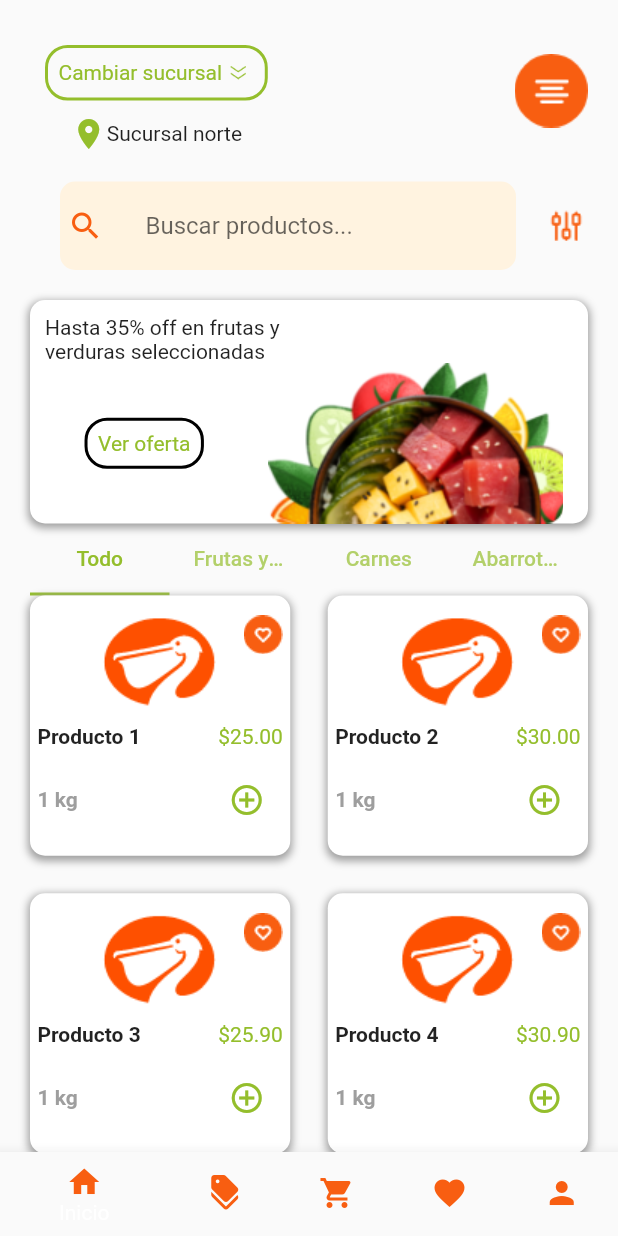
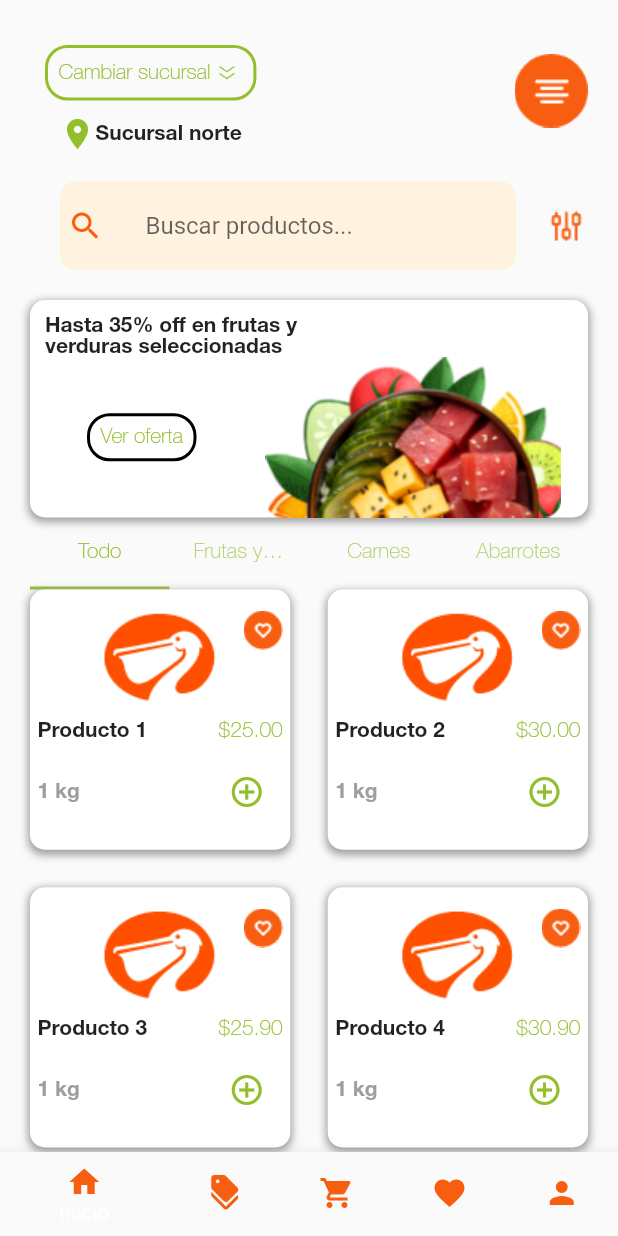
Before and after one commit to SebassER158/lacomer, a Flutter app: the screen it shows after launch, after a tap on "Iniciar sesion", on a phone screen of 412 x 824 dp. Run offline on Flutter 3.47's test engine with Material 2 defaults, Android fonts, the phone set to English and light mode, and no system bars.

Commit message:
Cambio de tipografia

```diff
--- a/lib/homescreen.dart
+++ b/lib/homescreen.dart
@@ -31,24 +31,28 @@ class _HomeScreenState extends State<HomeScreen>
     const Tab(
       child: Text(
         'Todo',
+        style: TextStyle(fontFamily: 'Helvetica Neue',),
         overflow: TextOverflow.ellipsis,
       ),
     ),
     const Tab(
       child: Text(
         'Frutas y verduras',
+        style: TextStyle(fontFamily: 'Helvetica Neue',),
         overflow: TextOverflow.ellipsis,
       ),
     ),
     const Tab(
       child: Text(
         'Carnes',
+        style: TextStyle(fontFamily: 'Helvetica Neue',),
         overflow: TextOverflow.ellipsis,
       ),
     ),
     const Tab(
       child: Text(
         'Abarrotes',
+        style: TextStyle(fontFamily: 'Helvetica Neue',),
         overflow: TextOverflow.ellipsis,
       ),
     ),
@@ -58,7 +62,7 @@ class _HomeScreenState extends State<HomeScreen>
   void initState() {
     super.initState();
     _tabController =
-        TabController(length: 4, vsync: this); // 3 es el número de pestañas
+        TabController(length: 4, vsync: this);
   }
 
   @override
@@ -92,7 +96,7 @@ class _HomeScreenState extends State<HomeScreen>
                           children: [
                             const Text(
                               "Cambiar sucursal",
-                              style: TextStyle(color: Color(0xff94be2c)),
+                              style: TextStyle(color: Color(0xff94be2c), fontFamily: 'Helvetica Neue'),
                             ),
                             Container(
                                 padding: const EdgeInsets.all(5),
@@ -109,7 +113,7 @@ class _HomeScreenState extends State<HomeScreen>
                             Icons.location_on,
                             color: Color(0xff94be2c),
                           ),
-                          Text("Sucursal norte"),
+                          Text("Sucursal norte", style: TextStyle(fontWeight: FontWeight.bold, fontFamily: 'Helvetica Neue'),),
                         ],
                       )
                     ],
@@ -148,10 +152,10 @@ class _HomeScreenState extends State<HomeScreen>
                   borderRadius: BorderRadius.circular(10),
                   boxShadow: const [
                     BoxShadow(
-                      color: Colors.grey, // Color de la sombra
-                      offset: Offset(0, 2), // Desplazamiento en x, y
-                      blurRadius: 4.0, // Radio de desenfoque
-                      spreadRadius: 1.0, // Radio de extensión de la sombra
+                      color: Colors.grey,
+                      offset: Offset(0, 2),
+                      blurRadius: 4.0,
+                      spreadRadius: 1.0,
                     ),
                   ],
                 ),
@@ -160,7 +164,7 @@ class _HomeScreenState extends State<HomeScreen>
                     Row(
                       children: const [
                         Text(
-                            "Hasta 35% off en frutas y\nverduras seleccionadas"),
+                            "Hasta 35% off en frutas y\nverduras seleccionadas", style: TextStyle(fontWeight: FontWeight.bold, fontFamily: 'Helvetica Neue')),
                         Text("")
                       ],
                     ),
@@ -175,7 +179,7 @@ class _HomeScreenState extends State<HomeScreen>
                               borderRadius: BorderRadius.circular(15)),
                           child: const Text(
                             "Ver oferta",
-                            style: TextStyle(color: Color(0xff94be2c)),
+                            style: TextStyle(color: Color(0xff94be2c), fontFamily: 'Helvetica Neue'),
                           ),
                         ),
                         Image.asset("assets/banner.png")
@@ -185,7 +189,7 @@ class _HomeScreenState extends State<HomeScreen>
                 ),
               ),
               TabBar(
-                controller: _tabController, // Asociar el TabController aquí
+                controller: _tabController,
                 tabs: tabs,
                 labelColor: const Color(0xff94be2c),
                 indicatorColor: const Color(0xff94be2c),
@@ -204,11 +208,10 @@ class _HomeScreenState extends State<HomeScreen>
                         borderRadius: BorderRadius.circular(10),
                         boxShadow: const [
                           BoxShadow(
-                            color: Colors.grey, // Color de la sombra
-                            offset: Offset(0, 2), // Desplazamiento en x, y
-                            blurRadius: 4.0, // Radio de desenfoque
-                            spreadRadius:
-                                1.0, // Radio de extensión de la sombra
+                            color: Colors.grey,
+                            offset: Offset(0, 2),
+                            blurRadius: 4.0,
+                            spreadRadius: 1.0,
                           ),
                         ],
                       ),
@@ -244,11 +247,11 @@ class _HomeScreenState extends State<HomeScreen>
                               children: const [
                                 Text(
                                   "Producto 1",
-                                  style: TextStyle(fontWeight: FontWeight.bold),
+                                  style: TextStyle(fontWeight: FontWeight.bold, fontFamily: 'Helvetica Neue'),
                                 ),
                                 Text(
                                   "\$25.00",
-                                  style: TextStyle(color: Color(0xff94be2c)),
+                                  style: TextStyle(color: Color(0xff94be2c), fontFamily: 'Helvetica Neue'),
                                 ),
                               ],
                             ),
@@ -265,7 +268,8 @@ class _HomeScreenState extends State<HomeScreen>
                                     "1 kg",
                                     style: TextStyle(
                                         fontWeight: FontWeight.bold,
-                                        color: Colors.grey),
+                                        color: Colors.grey
+                                        , fontFamily: 'Helvetica Neue'),
                                   ),
                                 ),
                                 cont1 > 0
@@ -291,7 +295,7 @@ class _HomeScreenState extends State<HomeScreen>
                                                 },
                                                 child: const Icon(Icons.remove, color: Color(0xff94be2c)),
                                               ),
-                                              Text("$cont1 kg", style: const TextStyle(fontSize: 12),),
+                                              Text("$cont1 kg", style: const TextStyle(fontSize: 12, fontFamily: 'Helvetica Neue'),),
                                               GestureDetector(
                                                 onTap: () {
                                                   setState(() {
@@ -326,11 +330,11 @@ class _HomeScreenState extends State<HomeScreen>
                         borderRadius: BorderRadius.circular(10),
                         boxShadow: const [
                           BoxShadow(
-                            color: Colors.grey, // Color de la sombra
-                            offset: Offset(0, 2), // Desplazamiento en x, y
-                            blurRadius: 4.0, // Radio de desenfoque
+                            color: Colors.grey,
+                            offset: Offset(0, 2),
+                            blurRadius: 4.0,
                             spreadRadius:
-                                1.0, // Radio de extensión de la sombra
+                                1.0,
                           ),
                         ],
                       ),
@@ -366,11 +370,11 @@ class _HomeScreenState extends State<HomeScreen>
                               children: const [
                                 Text(
                                   "Producto 2",
-                                  style: TextStyle(fontWeight: FontWeight.bold),
+                                  style: TextStyle(fontWeight: FontWeight.bold, fontFamily: 'Helvetica Neue'),
                                 ),
                                 Text(
                                   "\$30.00",
-                                  style: TextStyle(color: Color(0xff94be2c)),
+                                  style: TextStyle(color: Color(0xff94be2c), fontFamily: 'Helvetica Neue'),
                                 ),
                               ],
                             ),
@@ -387,7 +391,7 @@ class _HomeScreenState extends State<HomeScreen>
                                     "1 kg",
                                     style: TextStyle(
                                         fontWeight: FontWeight.bold,
-                                        color: Colors.grey),
+                                        color: Colors.grey, fontFamily: 'Helvetica Neue'),
                                   ),
                                 ),
                                 cont2 > 0
@@ -413,7 +417,7 @@ class _HomeScreenState extends State<HomeScreen>
                                                 },
                                                 child: const Icon(Icons.remove, color: Color(0xff94be2c)),
                                               ),
-                                              Text("$cont2 kg", style: const TextStyle(fontSize: 12),),
+                                              Text("$cont2 kg", style: const TextStyle(fontSize: 12, fontFamily: 'Helvetica Neue'),),
                                               GestureDetector(
                                                 onTap: () {
                                                   setState(() {
@@ -448,11 +452,11 @@ class _HomeScreenState extends State<HomeScreen>
                         borderRadius: BorderRadius.circular(10),
                         boxShadow: const [
                           BoxShadow(
-                            color: Colors.grey, // Color de la sombra
-                            offset: Offset(0, 2), // Desplazamiento en x, y
-                            blurRadius: 4.0, // Radio de desenfoque
+                            color: Colors.grey,
+                            offset: Offset(0, 2),
+                            blurRadius: 4.0,
                             spreadRadius:
-                                1.0, // Radio de extensión de la sombra
+                                1.0,
                           ),
                         ],
                       ),
@@ -488,11 +492,11 @@ class _HomeScreenState extends State<HomeScreen>
                               children: const [
                                 Text(
                                   "Producto 3",
-                                  style: TextStyle(fontWeight: FontWeight.bold),
+                                  style: TextStyle(fontWeight: FontWeight.bold, fontFamily: 'Helvetica Neue'),
                                 ),
                                 Text(
                                   "\$25.90",
-                                  style: TextStyle(color: Color(0xff94be2c)),
+                                  style: TextStyle(color: Color(0xff94be2c), fontFamily: 'Helvetica Neue'),
                                 ),
                               ],
                             ),
@@ -509,7 +513,7 @@ class _HomeScreenState extends State<HomeScreen>
                                     "1 kg",
                                     style: TextStyle(
                                         fontWeight: FontWeight.bold,
-                                        color: Colors.grey),
+                                        color: Colors.grey, fontFamily: 'Helvetica Neue'),
                                   ),
                                 ),
                                 cont3 > 0
@@ -535,7 +539,7 @@ class _HomeScreenState extends State<HomeScreen>
                                                 },
                                                 child: const Icon(Icons.remove, color: Color(0xff94be2c)),
                                               ),
-                                              Text("$cont3 kg", style: const TextStyle(fontSize: 12),),
+                                              Text("$cont3 kg", style: const TextStyle(fontSize: 12, fontFamily: 'Helvetica Neue'),),
                                               GestureDetector(
                                                 onTap: () {
                                                   setState(() {
@@ -570,11 +574,11 @@ class _HomeScreenState extends State<HomeScreen>
                         borderRadius: BorderRadius.circular(10),
                         boxShadow: const [
                           BoxShadow(
-                            color: Colors.grey, // Color de la sombra
-                            offset: Offset(0, 2), // Desplazamiento en x, y
-                            blurRadius: 4.0, // Radio de desenfoque
+                            color: Colors.grey,
+                            offset: Offset(0, 2),
+                            blurRadius: 4.0,
                             spreadRadius:
-                                1.0, // Radio de extensión de la sombra
+                                1.0,
                           ),
                         ],
                       ),
@@ -610,11 +614,11 @@ class _HomeScreenState extends State<HomeScreen>
                               children: const [
                                 Text(
                                   "Producto 4",
-                                  style: TextStyle(fontWeight: FontWeight.bold),
+                                  style: TextStyle(fontWeight: FontWeight.bold, fontFamily: 'Helvetica Neue'),
                                 ),
                                 Text(
                                   "\$30.90",
-                                  style: TextStyle(color: Color(0xff94be2c)),
+                                  style: TextStyle(color: Color(0xff94be2c), fontFamily: 'Helvetica Neue'),
                                 ),
                               ],
                             ),
@@ -631,7 +635,7 @@ class _HomeScreenState extends State<HomeScreen>
                                     "1 kg",
                                     style: TextStyle(
                                         fontWeight: FontWeight.bold,
-                                        color: Colors.grey),
+                                        color: Colors.grey, fontFamily: 'Helvetica Neue'),
                                   ),
                                 ),
                                 cont4 > 0
@@ -657,7 +661,7 @@ class _HomeScreenState extends State<HomeScreen>
                                                 },
                                                 child: const Icon(Icons.remove, color: Color(0xff94be2c)),
                                               ),
-                                              Text("$cont4 kg", style: const TextStyle(fontSize: 12),),
+                                              Text("$cont4 kg", style: const TextStyle(fontSize: 12, fontFamily: 'Helvetica Neue'),),
                                               GestureDetector(
                                                 onTap: () {
                                                   setState(() {
--- a/lib/loginscreen.dart
+++ b/lib/loginscreen.dart
@@ -13,71 +13,67 @@ class _LoginScreenState extends State<LoginScreen> {
   Widget build(BuildContext context) {
     return Scaffold(
       backgroundColor: Colors.white,
-      body: Container(
+      body: SingleChildScrollView(
+        child: Container(
           margin: const EdgeInsets.all(20),
           child: Column(
             crossAxisAlignment: CrossAxisAlignment.center,
             mainAxisAlignment: MainAxisAlignment.center,
             children: [
               Container(
-              margin: const EdgeInsets.all(15),
-              child: Image.asset("assets/isotipo_login.png")
-            ),
+                  margin: const EdgeInsets.only(top: 30, bottom: 15),
+                  child: Image.asset("assets/isotipo_login.png")),
               Container(
                   margin: const EdgeInsets.all(15),
-              child: Image.asset("assets/logotipo.png")
-            ),
+                  child: Image.asset("assets/logotipo.png")),
               Container(
                 margin: const EdgeInsets.all(15),
-              padding: EdgeInsets.only(left: 5, right: 5),
+                padding: const EdgeInsets.only(left: 5, right: 5),
                 decoration: BoxDecoration(
                     color: Colors.orange[50],
-                borderRadius: BorderRadius.circular(10)
-              ),
+                    borderRadius: BorderRadius.circular(10)),
                 child: TextFormField(
                   decoration: const InputDecoration(
                       icon: Icon(Icons.email),
                       hintText: "Correo Electrónico",
-                  border: OutlineInputBorder(
-                    borderSide: BorderSide.none
-                  )
-                ),
+                      border: OutlineInputBorder(borderSide: BorderSide.none)),
                 ),
               ),
               Container(
                 margin: const EdgeInsets.all(15),
-              padding: EdgeInsets.only(left: 5, right: 5),
+                padding: const EdgeInsets.only(left: 5, right: 5),
                 decoration: BoxDecoration(
                     color: Colors.orange[50],
-                borderRadius: BorderRadius.circular(10)
-              ),
+                    borderRadius: BorderRadius.circular(10)),
                 child: TextFormField(
                   decoration: const InputDecoration(
                       icon: Icon(Icons.lock),
                       hintText: "Contraseña",
-                  border: OutlineInputBorder(
-                    borderSide: BorderSide.none
-                  )
-                ),
+                      border: OutlineInputBorder(borderSide: BorderSide.none)),
                 ),
               ),
               ElevatedButton(
-              onPressed: (){
+                  onPressed: () {
                     Navigator.of(context).push(HomeScreen.route());
                   },
                   style: ElevatedButton.styleFrom(
-                backgroundColor: Color(0xfff85e11)
-              ),
-              child: const Text("Iniciar sesion")
-            ),
+                      backgroundColor: const Color(0xfff85e11)),
+                  child: const Text(
+                    "Iniciar sesion",
+                    style: TextStyle(fontFamily: 'Helvetica Neue'),
+                  )),
               Container(
                 margin: const EdgeInsets.all(15),
                 child: GestureDetector(
-                onTap: (){
+                  onTap: () {
                     //navega a registro
                   },
-                child: const Text("¿No tienes cuenta? Registrate",
-                  style: TextStyle(color: Color(0xfff85e11), fontWeight: FontWeight.bold),
+                  child: const Text(
+                    "¿No tienes cuenta? Registrate",
+                    style: TextStyle(
+                        color: Color(0xfff85e11),
+                        fontWeight: FontWeight.bold,
+                        fontFamily: 'Helvetica Neue'),
                   ),
                 ),
               ),
@@ -87,8 +83,12 @@ class _LoginScreenState extends State<LoginScreen> {
                   mainAxisAlignment: MainAxisAlignment.spaceAround,
                   children: const [
                     Divider(color: Colors.black, thickness: 2),
-                  Text("O inicia sesion con",
-                    style: TextStyle(color: Color(0xfff85e11), fontWeight: FontWeight.bold),
+                    Text(
+                      "O inicia sesion con",
+                      style: TextStyle(
+                          color: Color(0xfff85e11),
+                          fontWeight: FontWeight.bold,
+                          fontFamily: 'Helvetica Neue'),
                     ),
                     Divider(color: Colors.black, thickness: 2),
                   ],
@@ -111,6 +111,7 @@ class _LoginScreenState extends State<LoginScreen> {
             ],
           ),
         ),
+      ),
     );
   }
 }
```
Also changed, not shown: pubspec.yaml (+5 -4 lines), assets/fonts/HelveticaNeue.ttf (added), assets/fonts/HelveticaNeueBold.ttf (added). Lines whose indentation alone changed are shown as unchanged.
